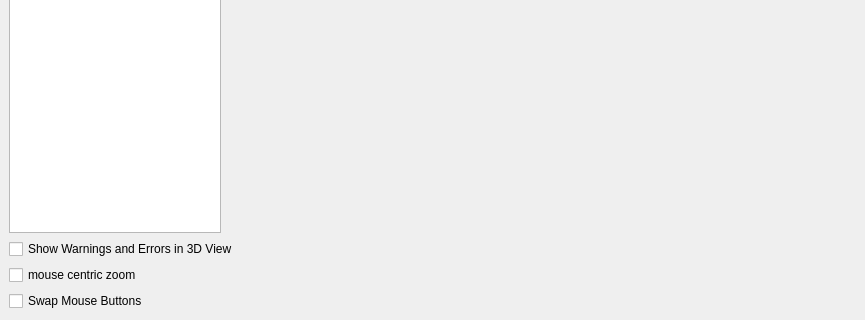
Before: the Qt Designer form src/gui/Preferences.ui in openscad/openscad, drawn with Qt 5; both pictures show x 0 to 865 and y 540 to 860 of the 865 by 860 pixel window.
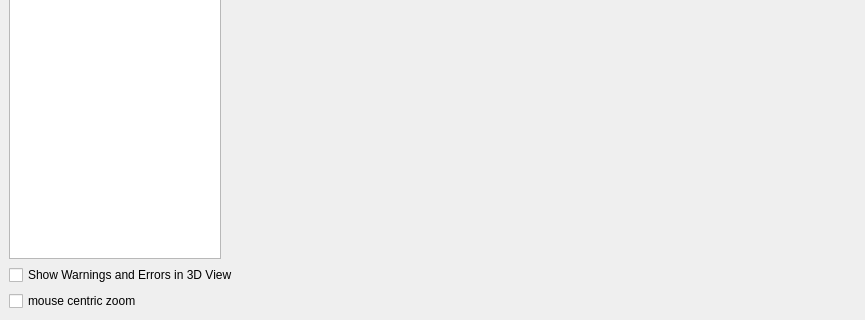
After: the same form once the commit is applied. The open tabs and pages were chosen to show the change. Icons and pictures are not drawn. Custom widgets are drawn as their Qt base class.

Commit message: Removed now-redundant 'swap mouse buttons' option

Diff of the .ui file:
```diff
--- a/src/gui/Preferences.ui
+++ b/src/gui/Preferences.ui
@@ -107,16 +107,6 @@
           </property>
          </widget>
         </item>
-        <item>
-         <widget class="QCheckBox" name="checkBoxMouseSwapButtons">
-          <property name="text">
-           <string>Swap Mouse Buttons</string>
-          </property>
-          <property name="checked">
-           <bool>false</bool>
-          </property>
-         </widget>
-        </item>
        </layout>
       </widget>
       <widget class="QWidget" name="pageEditor">
```
The commit also changes 7 other files.
